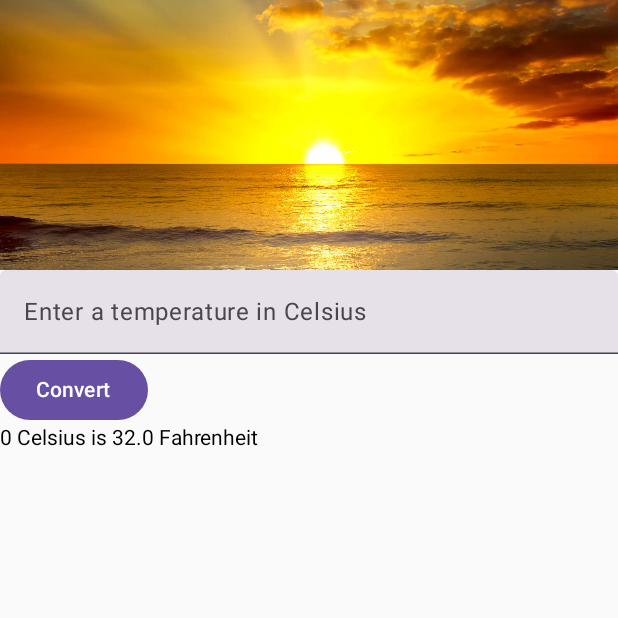
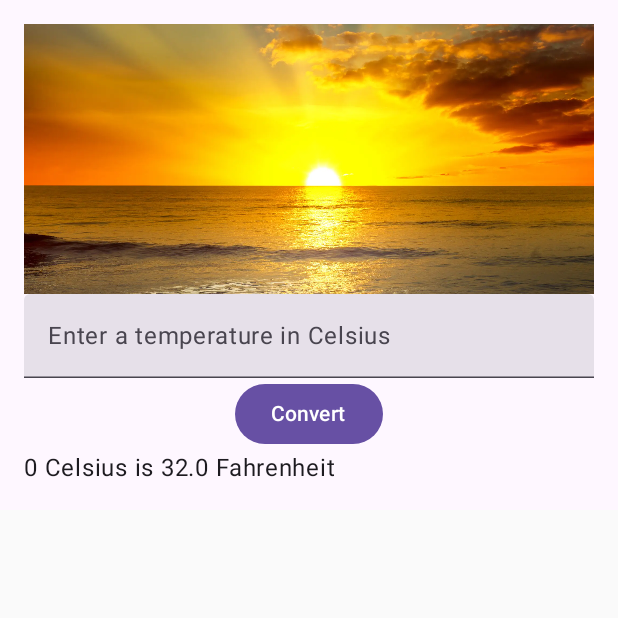
Before and after one commit to AbadzhevaK8/android-temperature-converter, an Android app built with Jetpack Compose: the screen it shows after launch (MainActivity), on a phone screen of 412 x 824 dp, the top half of it. Run offline under Robolectric (Android 15) with nearby library versions, the phone set to English and light mode, and no system bars.

```diff
--- a/app/build.gradle.kts
+++ b/app/build.gradle.kts
@@ -23,7 +23,7 @@ android {
             isMinifyEnabled = false
             proguardFiles(
                 getDefaultProguardFile("proguard-android-optimize.txt"),
-                "proguard-rules.pro"
+                "proguard-rules.pro",
             )
         }
     }
--- a/app/src/main/java/com/abadzheva/temperatureconverter/MainActivity.kt
+++ b/app/src/main/java/com/abadzheva/temperatureconverter/MainActivity.kt
@@ -4,10 +4,15 @@ import android.os.Bundle
 import androidx.activity.ComponentActivity
 import androidx.activity.compose.setContent
 import androidx.compose.foundation.Image
+import androidx.compose.foundation.layout.Arrangement
 import androidx.compose.foundation.layout.Column
+import androidx.compose.foundation.layout.Row
 import androidx.compose.foundation.layout.fillMaxWidth
 import androidx.compose.foundation.layout.height
+import androidx.compose.foundation.layout.padding
 import androidx.compose.material3.Button
+import androidx.compose.material3.MaterialTheme
+import androidx.compose.material3.Surface
 import androidx.compose.material3.Text
 import androidx.compose.material3.TextField
 import androidx.compose.runtime.Composable
@@ -23,7 +28,11 @@ class MainActivity : ComponentActivity() {
     override fun onCreate(savedInstanceState: Bundle?) {
         super.onCreate(savedInstanceState)
         setContent {
+            MaterialTheme {
+                Surface {
                     MainActivityContent()
+                }
+            }
         }
     }
 }
@@ -80,13 +89,23 @@ fun MainActivityContent() {
     val celsius = remember { mutableStateOf(0) }
     val newCelsius = remember { mutableStateOf("") }
 
-    Column {
+    Column(
+        modifier =
+            Modifier
+                .padding(16.dp)
+                .fillMaxWidth(),
+    ) {
         Header(R.drawable.sunrise, "Sunrise")
         EnterTemperature(newCelsius.value) { newCelsius.value = it }
+        Row(
+            modifier = Modifier.fillMaxWidth(),
+            horizontalArrangement = Arrangement.Center,
+        ) {
             ConvertButton {
                 newCelsius.value.toIntOrNull()?.let {
                     celsius.value = it
                     newCelsius.value = ""
+                }
             }
         }
         TemperatureText(celsius.value)
@@ -97,5 +116,9 @@ fun MainActivityContent() {
 @Preview(showBackground = true)
 @Composable
 fun PreviewMainActivity() {
+    MaterialTheme {
+        Surface {
             MainActivityContent()
         }
+    }
+}
--- a/app/src/main/java/com/abadzheva/temperatureconverter/ui/theme/Theme.kt
+++ b/app/src/main/java/com/abadzheva/temperatureconverter/ui/theme/Theme.kt
@@ -1,6 +1,5 @@
 package com.abadzheva.temperatureconverter.ui.theme
 
-import android.app.Activity
 import android.os.Build
 import androidx.compose.foundation.isSystemInDarkTheme
 import androidx.compose.material3.MaterialTheme
@@ -9,20 +8,21 @@ import androidx.compose.material3.dynamicDarkColorScheme
 import androidx.compose.material3.dynamicLightColorScheme
 import androidx.compose.material3.lightColorScheme
 import androidx.compose.runtime.Composable
+import androidx.compose.ui.graphics.Color
 import androidx.compose.ui.platform.LocalContext
 
-private val DarkColorScheme = darkColorScheme(
+private val DarkColorScheme =
+    darkColorScheme(
         primary = Purple80,
         secondary = PurpleGrey80,
-    tertiary = Pink80
+        tertiary = Pink80,
     )
 
-private val LightColorScheme = lightColorScheme(
+private val LightColorScheme =
+    lightColorScheme(
         primary = Purple40,
         secondary = PurpleGrey40,
-    tertiary = Pink40
-
-    /* Other default colors to override
+        tertiary = Pink40,
         background = Color(0xFFFFFBFE),
         surface = Color(0xFFFFFBFE),
         onPrimary = Color.White,
@@ -30,17 +30,18 @@ private val LightColorScheme = lightColorScheme(
         onTertiary = Color.White,
         onBackground = Color(0xFF1C1B1F),
         onSurface = Color(0xFF1C1B1F),
-    */
     )
 
+@Suppress("ktlint:standard:function-naming")
 @Composable
 fun TemperatureConverterTheme(
     darkTheme: Boolean = isSystemInDarkTheme(),
     // Dynamic color is available on Android 12+
     dynamicColor: Boolean = true,
-    content: @Composable () -> Unit
+    content: @Composable () -> Unit,
 ) {
-    val colorScheme = when {
+    val colorScheme =
+        when {
             dynamicColor && Build.VERSION.SDK_INT >= Build.VERSION_CODES.S -> {
                 val context = LocalContext.current
                 if (darkTheme) dynamicDarkColorScheme(context) else dynamicLightColorScheme(context)
@@ -53,6 +54,6 @@ fun TemperatureConverterTheme(
     MaterialTheme(
         colorScheme = colorScheme,
         typography = Typography,
-        content = content
+        content = content,
     )
 }
```
Also changed, not shown: app/src/main/java/com/abadzheva/temperatureconverter/ui/theme/Type.kt (+6 -4 lines). Lines whose indentation alone changed are shown as unchanged.
